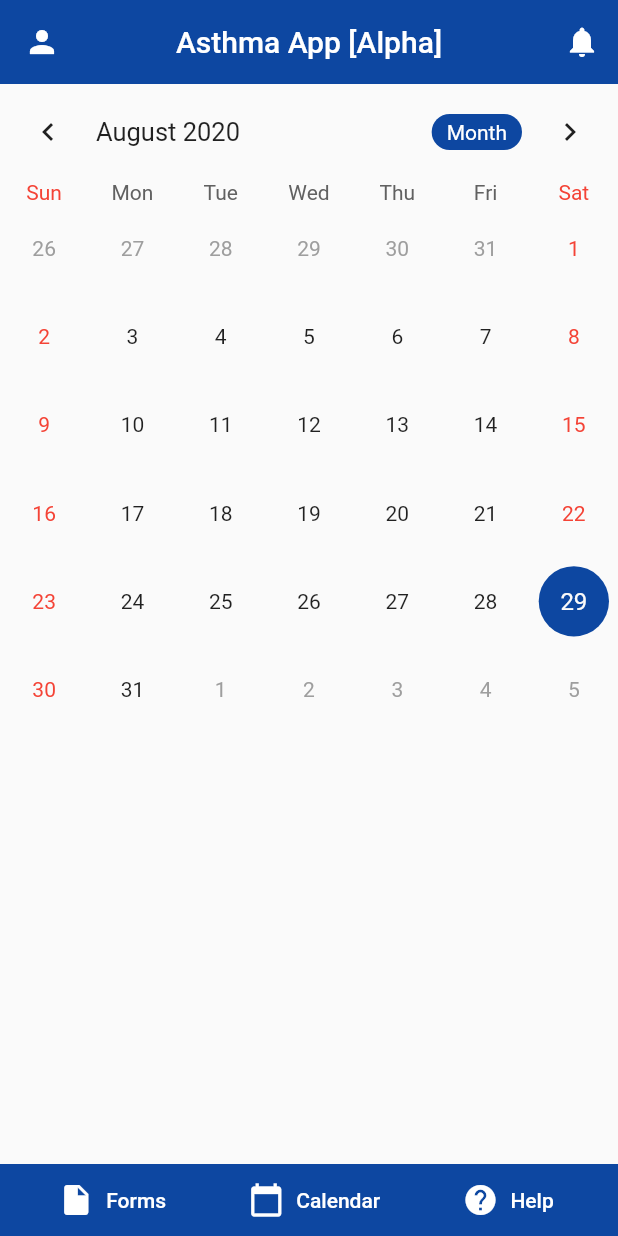
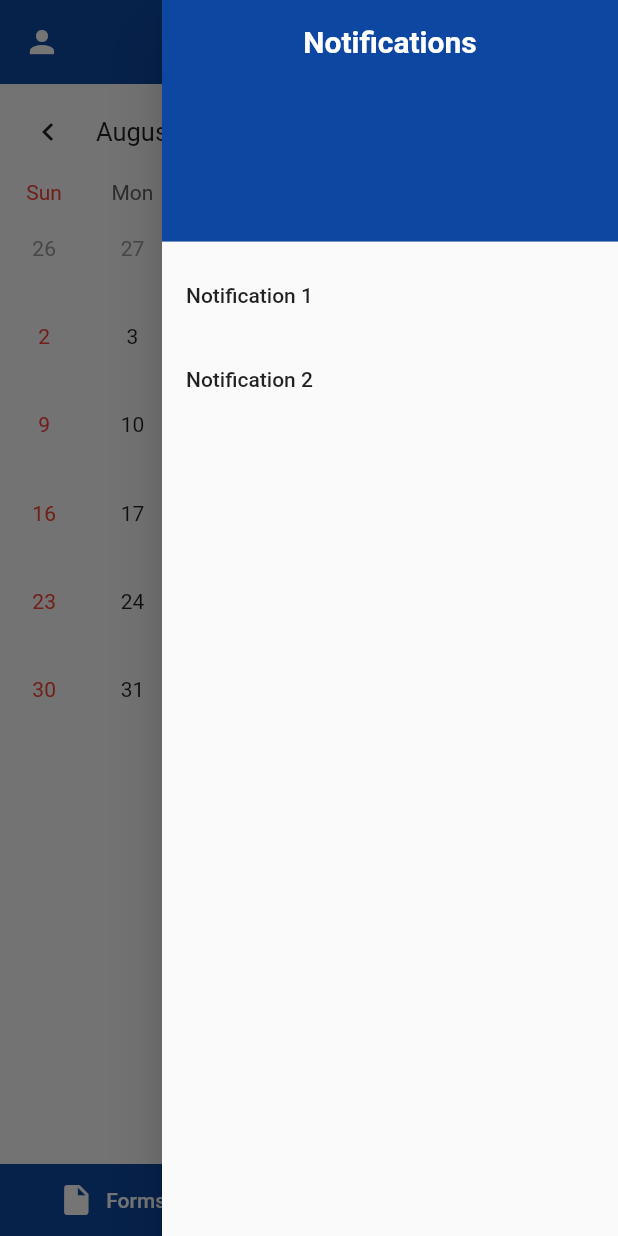
Before and after one commit to ShenLynn/CITS3200-project, a Flutter app: the screen it shows after launch, with the side drawer open (before the commit the screen has no drawer), on a phone screen of 412 x 824 dp. Run offline on Flutter 3.47's test engine with Material 2 defaults, Android fonts, the phone set to English and light mode, and no system bars; drawn by our look-alikes of table_calendar.

Commit message:
Added notification drawer

```diff
--- a/asthma_app/lib/pages/calendar.dart
+++ b/asthma_app/lib/pages/calendar.dart
@@ -16,10 +16,15 @@ class _CalendarState extends State<Calendar> {
     super.initState();
     _controller = CalendarController();
   }
+  //set up global key for notification bar so we can open it w/ custom button
+  final GlobalKey<ScaffoldState> _scaffoldkey = new GlobalKey<ScaffoldState >();
+
 
   Widget build(BuildContext context) {
     return Scaffold(
+      key: _scaffoldkey, // notification key set
         appBar: AppBar(
+          //header of app
           elevation: 0,
           backgroundColor: Colors.blue[900],
           leading: IconButton(
@@ -40,10 +45,48 @@ class _CalendarState extends State<Calendar> {
                 color:Colors.white
                 ),
                 onPressed: () {
+                _scaffoldkey.currentState.openEndDrawer();
                 //TODO: Add function to display notifications
                 },
               )
             ]),
+        //notification panel work
+        endDrawer: Drawer(
+          child: ListView(
+            padding: EdgeInsets.zero,
+            children: <Widget>[
+              DrawerHeader(
+                child: Text("Notifications",
+                style: TextStyle(
+                  color:Colors.white,
+                  fontWeight: FontWeight.bold,
+                  fontSize: 20,
+                ),
+                textAlign: TextAlign.center
+                ),
+                decoration: BoxDecoration(
+                  color: Colors.blue[900],
+                ),
+              ),
+              ListTile(
+                title: Text("Notification 1"),
+                onTap: () {
+                  //do something eg rubbish bin dismisses
+                  Navigator.pop(context); //return back to calendar
+                }
+              ),
+              ListTile(
+                title: Text("Notification 2"),
+                onTap: () {
+                  //do something
+                  Navigator.pop(context); //return back to calendar
+                }
+              ),
+            ],
+          )
+        ),
+
+        //body of app
         body: SingleChildScrollView(
           child: Column(
             crossAxisAlignment: CrossAxisAlignment.start,
@@ -71,7 +114,7 @@ class _CalendarState extends State<Calendar> {
         ),
 
 
-
+        // footer of app
         bottomNavigationBar: BottomAppBar(
           elevation: 0,
         color: Colors.blue[900],
```
